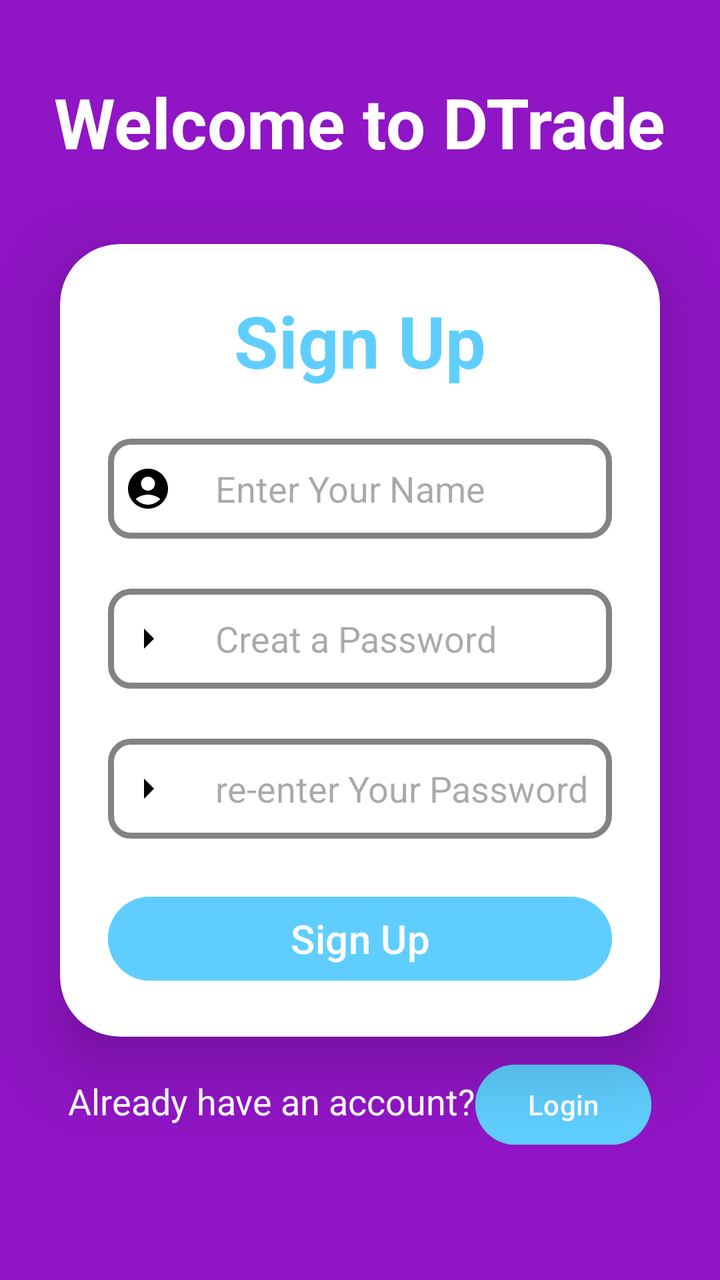
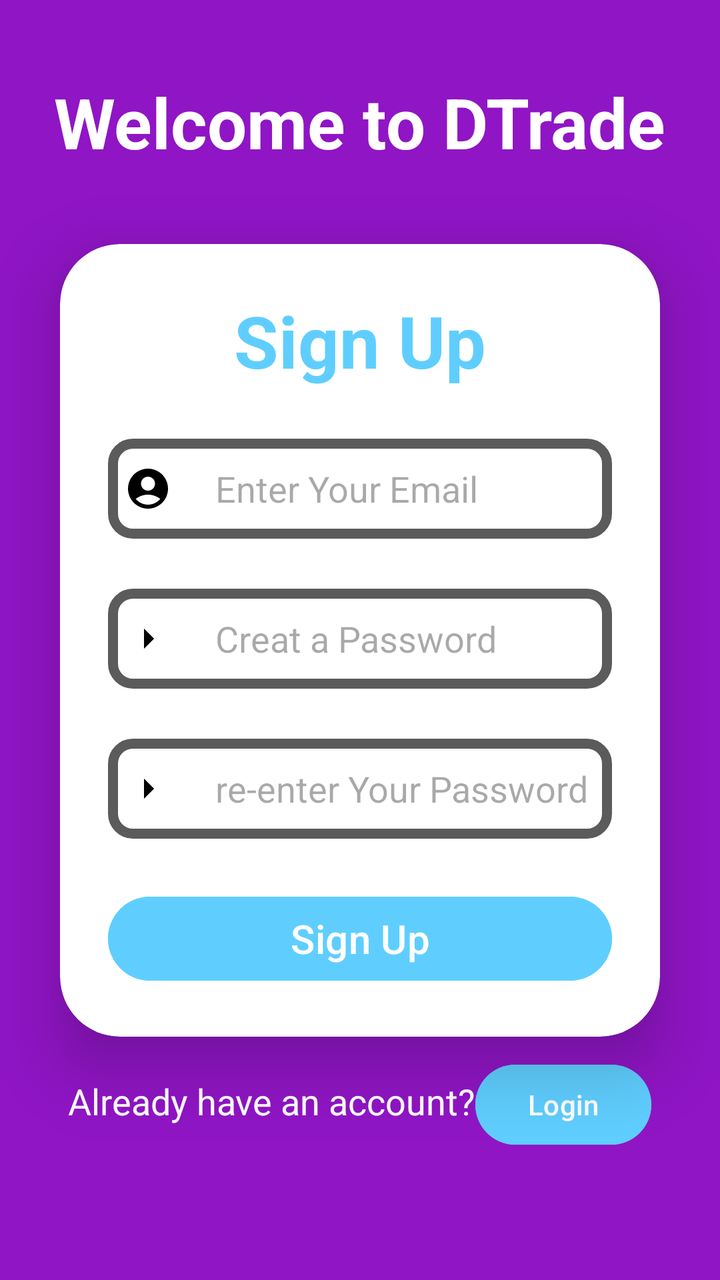

Screens rendered from an Android XML layout before and after an edit, with the pre-edit source and the edit as a unified diff.
<!-- AndroidManifest.xml: application theme Theme.Bottonnavigation_and_recyclerview_implement_homepage -->
<!-- res/layout/activity_sign_up_page.xml -->
<?xml version="1.0" encoding="utf-8"?>
<androidx.constraintlayout.widget.ConstraintLayout
    xmlns:android="http://schemas.android.com/apk/res/android"
    xmlns:app="http://schemas.android.com/apk/res-auto"
    xmlns:tools="http://schemas.android.com/tools"
    android:id="@+id/main"
    android:layout_width="match_parent"
    android:layout_height="match_parent"
    android:background="#9015C5"
    android:orientation="vertical"
    android:gravity="center"
    tools:context=".SignUp_Page">

    <TextView
        android:layout_width="wrap_content"
        android:layout_height="wrap_content"
        android:text="Welcome to DTrade"
        android:textColor="@color/white"
        android:textSize="35sp"
        android:textStyle="bold"
        app:layout_constraintBottom_toTopOf="@+id/cardView8"
        app:layout_constraintEnd_toEndOf="parent"
        app:layout_constraintStart_toStartOf="parent"
        app:layout_constraintTop_toTopOf="parent" />
    <androidx.cardview.widget.CardView
        android:id="@+id/cardView8"
        android:layout_width="match_parent"
        android:layout_height="wrap_content"
        android:layout_margin="30dp"
        android:layout_marginStart="30dp"
        android:layout_marginEnd="30dp"
        android:background="@drawable/login_layout"
        app:cardCornerRadius="30dp"
        app:cardElevation="20dp"
        app:layout_constraintBottom_toBottomOf="parent"
        app:layout_constraintEnd_toEndOf="parent"
        app:layout_constraintStart_toStartOf="parent"
        app:layout_constraintTop_toTopOf="parent">

        <LinearLayout
            android:layout_width="match_parent"
            android:layout_height="wrap_content"
            android:gravity="center_horizontal"
            android:orientation="vertical"
            android:padding="24dp">

            <TextView
                android:id="@+id/signup_txt"
                android:layout_width="match_parent"
                android:layout_height="wrap_content"
                android:text="Sign Up"
                android:textAlignment="center"
                android:textColor="#5FCEFF"
                android:textSize="36sp"
                android:textStyle="bold" />


            <EditText
                android:id="@+id/username"
                android:layout_width="match_parent"
                android:layout_height="50dp"
                android:layout_marginTop="25dp"
                android:background="@drawable/login_layout"
                android:drawableLeft="@drawable/baseline_account_circle_24"
                android:hint="     Enter Your Name"
                android:paddingStart="8dp"
                android:textColor="@color/black"
                android:textColorHighlight="@color/cardview_dark_background" />

            <EditText
                android:id="@+id/password"
                android:layout_width="match_parent"
                android:layout_height="50dp"
                android:layout_marginTop="25dp"
                android:background="@drawable/login_layout"
                android:drawableLeft="@drawable/arrow_right"
                android:hint="     Creat a Password"
                android:inputType="numberPassword"
                android:paddingStart="8dp"
                android:textColor="@color/black"
                android:textColorHighlight="@color/cardview_dark_background" />

            <EditText
                android:id="@+id/reenter_password"
                android:layout_width="match_parent"
                android:layout_height="50dp"
                android:layout_marginTop="25dp"
                android:background="@drawable/login_layout"
                android:drawableLeft="@drawable/arrow_right"
                android:hint="     re-enter Your Password"
                android:inputType="numberPassword"
                android:paddingStart="8dp"
                android:textColor="@color/black"
                android:textColorHighlight="@color/cardview_dark_background" />

            <Button
                android:id="@+id/signup_btn"
                android:layout_width="match_parent"
                android:layout_height="50dp"
                android:layout_marginTop="25dp"
                android:backgroundTint="#5FCEFF"
                android:text="Sign Up"
                android:textSize="20sp" />
        </LinearLayout>

    </androidx.cardview.widget.CardView>

    <LinearLayout
        android:id="@+id/linearLayout2"
        android:layout_width="match_parent"
        android:layout_height="wrap_content"
        android:layout_marginTop="10dp"
        android:gravity="center_horizontal"
        android:orientation="horizontal"
        app:layout_constraintEnd_toEndOf="parent"
        app:layout_constraintStart_toStartOf="parent"
        app:layout_constraintTop_toBottomOf="@+id/cardView8">

        <TextView
            android:id="@+id/redirect_to_login_txt"
            android:layout_width="wrap_content"
            android:layout_height="wrap_content"
            android:text="Already have an account?"
            android:textColor="@color/white"
            android:textSize="18sp" />

        <Button
            android:id="@+id/login_btn"
            android:layout_width="wrap_content"
            android:layout_height="wrap_content"
            android:backgroundTint="#5FCEFF"
            android:text="Login" />

    </LinearLayout>



</androidx.constraintlayout.widget.ConstraintLayout>
<!-- resources referenced by this layout -->
<resources>
  <color name="black">#FF000000</color>
  <color name="white">#FFFFFFFF</color>
  <!-- drawable arrow_right (drawable) -->
  <vector xmlns:android="http://schemas.android.com/apk/res/android" android:autoMirrored="true" android:height="24dp" android:tint="#000000" android:viewportHeight="24" android:viewportWidth="24" android:width="24dp">
        
      <path android:fillColor="@android:color/white" android:pathData="M10,17l5,-5 -5,-5v10z"/>
      
  </vector>
  <!-- drawable baseline_account_circle_24 (drawable) -->
  <vector xmlns:android="http://schemas.android.com/apk/res/android" android:height="24dp" android:tint="#000000" android:viewportHeight="24" android:viewportWidth="24" android:width="24dp">
        
      <path android:fillColor="@android:color/white" android:pathData="M12,2C6.48,2 2,6.48 2,12s4.48,10 10,10s10,-4.48 10,-10S17.52,2 12,2zM12,6c1.93,0 3.5,1.57 3.5,3.5S13.93,13 12,13s-3.5,-1.57 -3.5,-3.5S10.07,6 12,6zM12,20c-2.03,0 -4.43,-0.82 -6.14,-2.88C7.55,15.8 9.68,15 12,15s4.45,0.8 6.14,2.12C16.43,19.18 14.03,20 12,20z"/>
      
  </vector>
  <!-- drawable login_layout (drawable) -->
  <?xml version="1.0" encoding="utf-8"?>
  <shape xmlns:android="http://schemas.android.com/apk/res/android"
      android:shape="rectangle">
  
      <stroke
          android:width="3dp"
          android:color="#838383"/>
  
      <corners
          android:radius="10dp"/>
  
  
  
  </shape>
  <style name="Theme.Bottonnavigation_and_recyclerview_implement_homepage" parent="Base.Theme.Bottonnavigation_and_recyclerview_implement_homepage" />
  <style name="Base.Theme.Bottonnavigation_and_recyclerview_implement_homepage" parent="Theme.Material3.DayNight.NoActionBar">
          
          
      </style>
</resources>

<!-- the commit's change to res/layout/activity_sign_up_page.xml (unified diff, before → after) -->
@@ -9,7 +9,7 @@
     android:background="#9015C5"
     android:orientation="vertical"
     android:gravity="center"
-    tools:context=".SignUp_Page">
+    tools:context=".validation.SignUp_PageActivity">
 
     <TextView
         android:layout_width="wrap_content"
@@ -62,7 +62,8 @@
                 android:layout_marginTop="25dp"
                 android:background="@drawable/login_layout"
                 android:drawableLeft="@drawable/baseline_account_circle_24"
-                android:hint="     Enter Your Name"
+                android:hint="     Enter Your Email"
+                android:inputType="textEmailAddress"
                 android:paddingStart="8dp"
                 android:textColor="@color/black"
                 android:textColorHighlight="@color/cardview_dark_background" />
<!-- resource entries referenced after the edit -->
@@ -20,8 +20,8 @@
       android:shape="rectangle">
   
       <stroke
-          android:width="3dp"
-          android:color="#838383"/>
+          android:width="5dp"
+          android:color="#5C5B5B"/>
   
       <corners
           android:radius="10dp"/>
